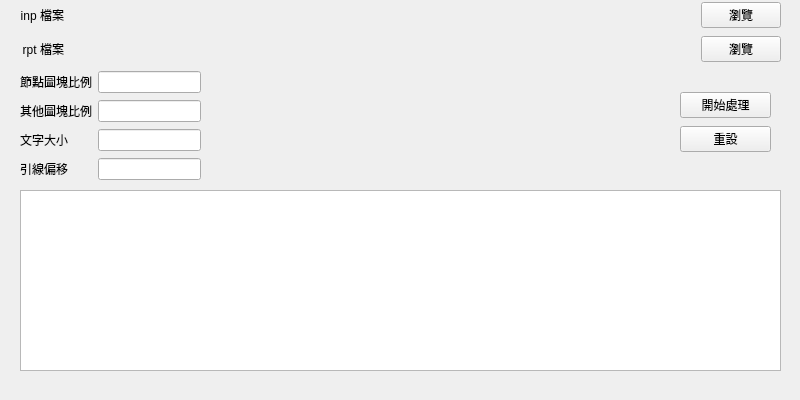
lihsin2000/epa2hydchart, file ui.ui: the form before one commit.
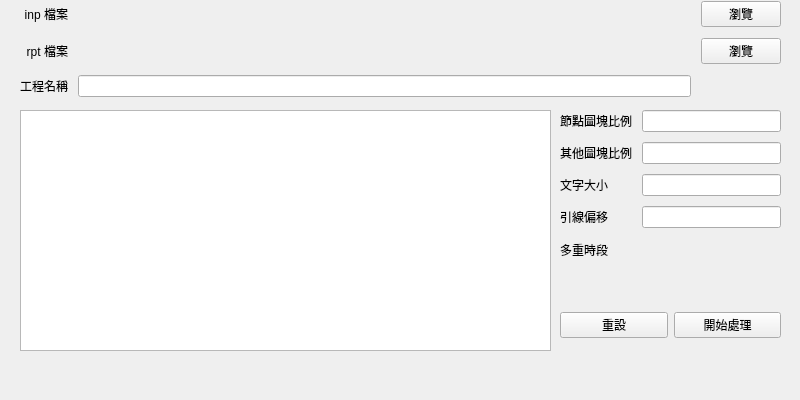
The form after the commit. Icons and pictures are not drawn.

Patch:
```diff
--- a/ui.ui
+++ b/ui.ui
@@ -33,15 +33,21 @@
    <widget class="QWidget" name="gridLayoutWidget">
     <property name="geometry">
      <rect>
-      <x>20</x>
-      <y>70</y>
-      <width>181</width>
-      <height>111</height>
+      <x>560</x>
+      <y>110</y>
+      <width>221</width>
+      <height>151</height>
      </rect>
     </property>
-    <layout class="QGridLayout" name="gridLayout_2">
-     <item row="0" column="1">
-      <widget class="QLineEdit" name="l_joint_scale">
+    <layout class="QGridLayout" name="gridLayout_2" rowstretch="0,0,0,0,0" columnstretch="0,0">
+     <property name="sizeConstraint">
+      <enum>QLayout::SetDefaultConstraint</enum>
+     </property>
+     <property name="spacing">
+      <number>10</number>
+     </property>
+     <item row="1" column="1">
+      <widget class="QLineEdit" name="l_block_scale">
        <property name="text">
         <string/>
        </property>
@@ -54,6 +60,20 @@
        </property>
       </widget>
      </item>
+     <item row="3" column="0">
+      <widget class="QLabel" name="label_7">
+       <property name="text">
+        <string>引線偏移</string>
+       </property>
+      </widget>
+     </item>
+     <item row="4" column="1">
+      <widget class="QLabel" name="l_times">
+       <property name="text">
+        <string/>
+       </property>
+      </widget>
+     </item>
      <item row="2" column="0">
       <widget class="QLabel" name="label_6">
        <property name="text">
@@ -68,27 +88,6 @@
        </property>
       </widget>
      </item>
-     <item row="3" column="1">
-      <widget class="QLineEdit" name="l_leader_distance">
-       <property name="text">
-        <string/>
-       </property>
-      </widget>
-     </item>
-     <item row="3" column="0">
-      <widget class="QLabel" name="label_7">
-       <property name="text">
-        <string>引線偏移</string>
-       </property>
-      </widget>
-     </item>
-     <item row="1" column="1">
-      <widget class="QLineEdit" name="l_block_scale">
-       <property name="text">
-        <string/>
-       </property>
-      </widget>
-     </item>
      <item row="1" column="0">
       <widget class="QLabel" name="label_8">
        <property name="text">
@@ -96,6 +95,27 @@
        </property>
       </widget>
      </item>
+     <item row="4" column="0">
+      <widget class="QLabel" name="label_3">
+       <property name="text">
+        <string>多重時段</string>
+       </property>
+      </widget>
+     </item>
+     <item row="0" column="1">
+      <widget class="QLineEdit" name="l_joint_scale">
+       <property name="text">
+        <string/>
+       </property>
+      </widget>
+     </item>
+     <item row="3" column="1">
+      <widget class="QLineEdit" name="l_leader_distance">
+       <property name="text">
+        <string/>
+       </property>
+      </widget>
+     </item>
     </layout>
    </widget>
    <widget class="QWidget" name="gridLayoutWidget_2">
@@ -104,10 +124,13 @@
       <x>20</x>
       <y>0</y>
       <width>761</width>
-      <height>65</height>
+      <height>100</height>
      </rect>
     </property>
-    <layout class="QGridLayout" name="gridLayout_3" columnstretch="0,0,1,0">
+    <layout class="QGridLayout" name="gridLayout_3" columnstretch="0,2,0">
+     <property name="spacing">
+      <number>10</number>
+     </property>
      <item row="0" column="0">
       <widget class="QLabel" name="label">
        <property name="text">
@@ -118,28 +141,28 @@
        </property>
       </widget>
      </item>
-     <item row="0" column="3">
-      <widget class="QPushButton" name="b_browser_inp">
-       <property name="text">
-        <string>瀏覽</string>
-       </property>
-      </widget>
-     </item>
-     <item row="0" column="2">
-      <widget class="QLabel" name="l_inp_path">
-       <property name="text">
-        <string/>
-       </property>
-      </widget>
-     </item>
-     <item row="1" column="3">
-      <widget class="QPushButton" name="b_browser_rpt">
-       <property name="text">
-        <string>瀏覽</string>
-       </property>
-      </widget>
-     </item>
      <item row="1" column="2">
+      <widget class="QPushButton" name="b_browser_rpt">
+       <property name="text">
+        <string>瀏覽</string>
+       </property>
+      </widget>
+     </item>
+     <item row="0" column="1">
+      <widget class="QLabel" name="l_inp_path">
+       <property name="text">
+        <string/>
+       </property>
+      </widget>
+     </item>
+     <item row="0" column="2">
+      <widget class="QPushButton" name="b_browser_inp">
+       <property name="text">
+        <string>瀏覽</string>
+       </property>
+      </widget>
+     </item>
+     <item row="1" column="1">
       <widget class="QLabel" name="l_rpt_path">
        <property name="text">
         <string/>
@@ -156,38 +179,28 @@
        </property>
       </widget>
      </item>
-     <item row="0" column="1">
-      <spacer name="horizontalSpacer">
-       <property name="orientation">
-        <enum>Qt::Horizontal</enum>
+     <item row="2" column="0">
+      <widget class="QLabel" name="label_4">
+       <property name="text">
+        <string>工程名稱</string>
        </property>
-       <property name="sizeHint" stdset="0">
-        <size>
-         <width>40</width>
-         <height>20</height>
-        </size>
-       </property>
-      </spacer>
+      </widget>
+     </item>
+     <item row="2" column="1">
+      <widget class="QLineEdit" name="l_projName"/>
      </item>
     </layout>
    </widget>
    <widget class="QWidget" name="horizontalLayoutWidget">
     <property name="geometry">
      <rect>
-      <x>680</x>
-      <y>90</y>
-      <width>91</width>
-      <height>65</height>
+      <x>560</x>
+      <y>310</y>
+      <width>221</width>
+      <height>30</height>
      </rect>
     </property>
-    <layout class="QVBoxLayout" name="verticalLayout">
-     <item>
-      <widget class="QPushButton" name="b_draw">
-       <property name="text">
-        <string>開始處理</string>
-       </property>
-      </widget>
-     </item>
+    <layout class="QHBoxLayout" name="horizontalLayout">
      <item>
       <widget class="QPushButton" name="b_reset">
        <property name="text">
@@ -195,15 +208,22 @@
        </property>
       </widget>
      </item>
+     <item>
+      <widget class="QPushButton" name="b_draw">
+       <property name="text">
+        <string>開始處理</string>
+       </property>
+      </widget>
+     </item>
     </layout>
    </widget>
    <widget class="QTextBrowser" name="browser_log">
     <property name="geometry">
      <rect>
       <x>20</x>
-      <y>190</y>
-      <width>761</width>
-      <height>181</height>
+      <y>110</y>
+      <width>531</width>
+      <height>241</height>
      </rect>
     </property>
     <property name="html">
```
Left out of the diff: 5 changed lines with no effect on the pictures.
